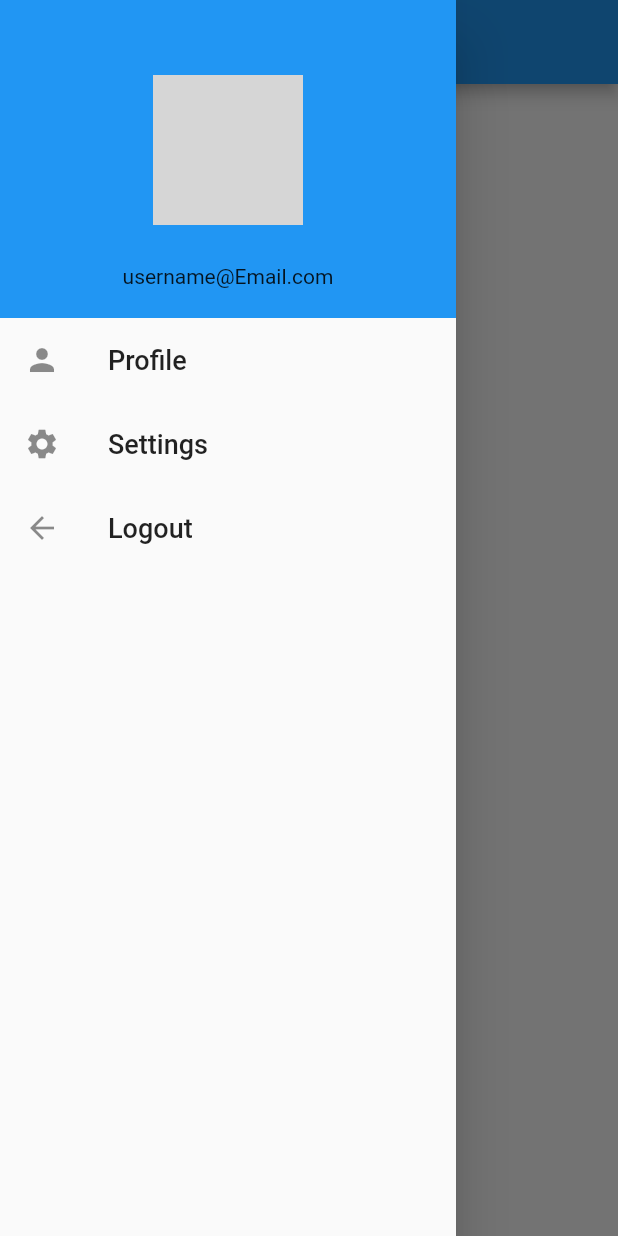
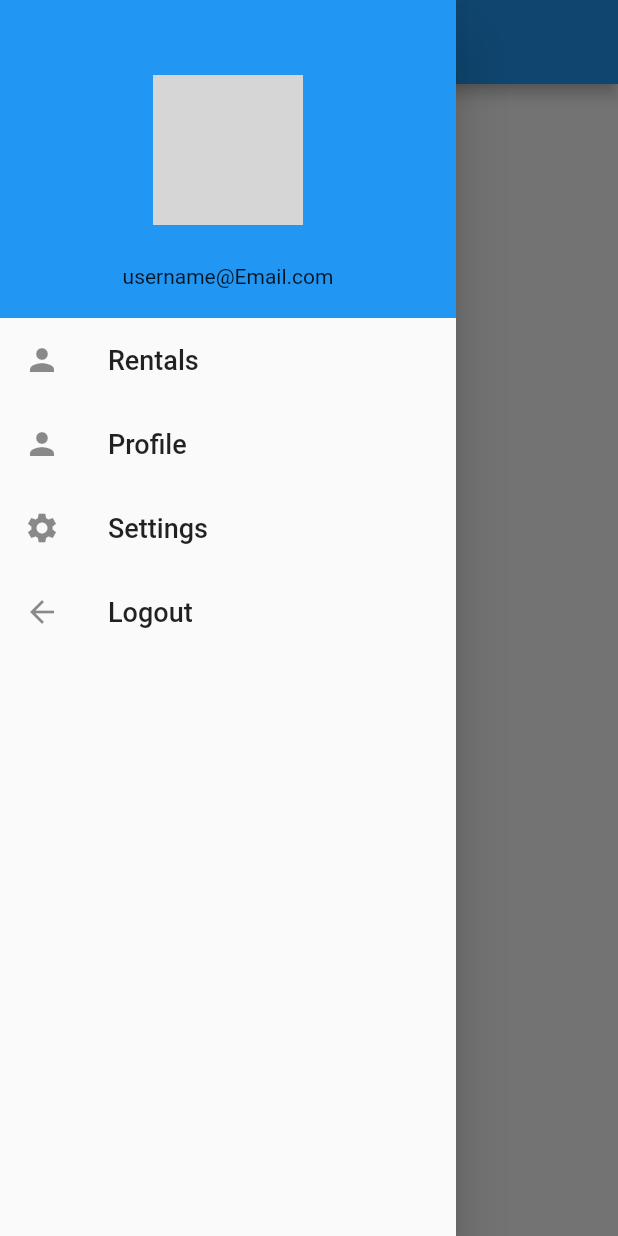
Before and after one commit to radatz/Libearian, a Flutter app: the HomePage screen opened directly, with the side drawer open, on a phone screen of 412 x 824 dp. Run offline on Flutter 3.47's test engine with Material 2 defaults, Android fonts, the phone set to English and light mode, and no system bars; our stand-ins replace cloud_firestore, firebase_auth; accounts and stored records are empty; network calls fail; grey boxes are pictures that could not be loaded.

Commit message:
Rental page update

```diff
--- a/lib/NavDrawer.dart
+++ b/lib/NavDrawer.dart
@@ -62,6 +62,18 @@ class NavDrawer extends StatelessWidget {
                   ListTile(
                     leading: Icon(Icons.person),
                     title: Text(
+                      'Rentals',
+                      style: TextStyle(
+                        fontSize: 18,
+                      ),
+                    ),
+                    onTap: () {
+                      Navigator.pushNamed(context, '/Rentals');
+                    },
+                  ),
+                  ListTile(
+                    leading: Icon(Icons.person),
+                    title: Text(
                       'Profile',
                       style: TextStyle(
                         fontSize: 18,
--- a/lib/main.dart
+++ b/lib/main.dart
@@ -1,4 +1,5 @@
 import 'package:flutter/material.dart';
+import 'package:flutterloginproject/rentals.dart';
 import 'package:flutterloginproject/user.dart';
 import 'auth.dart';
 import 'root.dart';
@@ -26,6 +27,9 @@ class MyApp extends StatelessWidget {
         title: 'Loogin page',
         routes: {
             '/Profile' : (context) => Profile(),
+          '/Rentals' : (context) => Rentals(),
+
+
         },
         theme: new ThemeData(
 
```
Also changed, not shown: lib/rentals.dart (added, +33 -0 lines).
